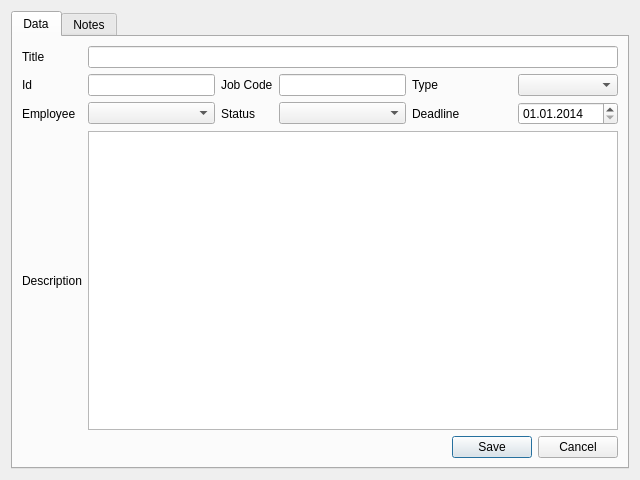
The window that activitydialog.ui (warcomeb/labortool) describes before a commit, drawn with Qt 5.
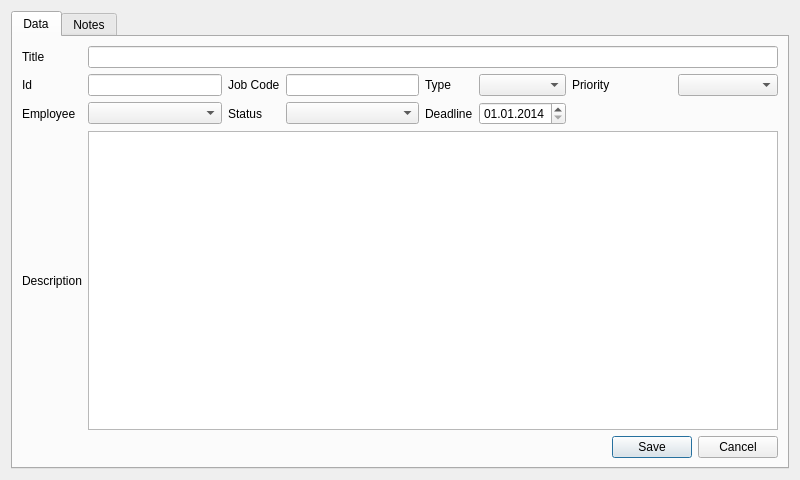
The same window after the commit.

Commit message: Iniziata l'implementazione delle classi riguardanti la gestione delle attivita'. In particolare e' stato aggiunto il campo priority.

Diff of the .ui file:
```diff
--- a/activitydialog.ui
+++ b/activitydialog.ui
@@ -6,13 +6,19 @@
    <rect>
     <x>0</x>
     <y>0</y>
-    <width>640</width>
+    <width>800</width>
     <height>480</height>
    </rect>
   </property>
+  <property name="minimumSize">
+   <size>
+    <width>800</width>
+    <height>480</height>
+   </size>
+  </property>
   <property name="maximumSize">
    <size>
-    <width>640</width>
+    <width>800</width>
     <height>480</height>
    </size>
   </property>
@@ -30,16 +36,6 @@
        <string>Data</string>
       </attribute>
       <layout class="QGridLayout" name="gridLayout_2">
-       <item row="3" column="3" colspan="5">
-        <widget class="QTextEdit" name="descriptionText"/>
-       </item>
-       <item row="2" column="4">
-        <widget class="QLabel" name="statusLabel">
-         <property name="text">
-          <string>Status</string>
-         </property>
-        </widget>
-       </item>
        <item row="2" column="0">
         <widget class="QLabel" name="employeeLabel">
          <property name="text">
@@ -47,64 +43,6 @@
          </property>
         </widget>
        </item>
-       <item row="1" column="6">
-        <widget class="QLabel" name="typeLabel">
-         <property name="text">
-          <string>Type</string>
-         </property>
-        </widget>
-       </item>
-       <item row="3" column="0">
-        <widget class="QLabel" name="descriptionLabel">
-         <property name="text">
-          <string>Description</string>
-         </property>
-        </widget>
-       </item>
-       <item row="2" column="6">
-        <widget class="QLabel" name="deadlineLabel">
-         <property name="text">
-          <string>Deadline</string>
-         </property>
-        </widget>
-       </item>
-       <item row="4" column="6" colspan="2">
-        <layout class="QHBoxLayout" name="horizontalLayout_2">
-         <item>
-          <spacer name="horizontalSpacer">
-           <property name="orientation">
-            <enum>Qt::Horizontal</enum>
-           </property>
-           <property name="sizeHint" stdset="0">
-            <size>
-             <width>40</width>
-             <height>20</height>
-            </size>
-           </property>
-          </spacer>
-         </item>
-         <item>
-          <widget class="QPushButton" name="saveButton">
-           <property name="text">
-            <string>Save</string>
-           </property>
-          </widget>
-         </item>
-         <item>
-          <widget class="QPushButton" name="cancelButton">
-           <property name="text">
-            <string>Cancel</string>
-           </property>
-          </widget>
-         </item>
-        </layout>
-       </item>
-       <item row="2" column="3">
-        <widget class="QComboBox" name="employeeCombobox"/>
-       </item>
-       <item row="2" column="5">
-        <widget class="QComboBox" name="statusCombobox"/>
-       </item>
        <item row="1" column="7">
         <widget class="QComboBox" name="typeCombobox"/>
        </item>
@@ -122,10 +60,13 @@
          </property>
         </widget>
        </item>
-       <item row="1" column="5">
-        <widget class="QLineEdit" name="jobcodeText">
-         <property name="maxLength">
-          <number>12</number>
+       <item row="2" column="5">
+        <widget class="QComboBox" name="statusCombobox"/>
+       </item>
+       <item row="1" column="0">
+        <widget class="QLabel" name="idLabel">
+         <property name="text">
+          <string>Id</string>
          </property>
         </widget>
        </item>
@@ -143,10 +84,31 @@
          </property>
         </widget>
        </item>
-       <item row="1" column="0">
-        <widget class="QLabel" name="idLabel">
+       <item row="2" column="6">
+        <widget class="QLabel" name="deadlineLabel">
          <property name="text">
-          <string>Id</string>
+          <string>Deadline</string>
+         </property>
+        </widget>
+       </item>
+       <item row="1" column="6">
+        <widget class="QLabel" name="typeLabel">
+         <property name="text">
+          <string>Type</string>
+         </property>
+        </widget>
+       </item>
+       <item row="1" column="5">
+        <widget class="QLineEdit" name="jobcodeText">
+         <property name="maxLength">
+          <number>12</number>
+         </property>
+        </widget>
+       </item>
+       <item row="3" column="0">
+        <widget class="QLabel" name="descriptionLabel">
+         <property name="text">
+          <string>Description</string>
          </property>
         </widget>
        </item>
@@ -157,13 +119,67 @@
          </property>
         </widget>
        </item>
-       <item row="0" column="3" colspan="5">
+       <item row="2" column="3">
+        <widget class="QComboBox" name="employeeCombobox"/>
+       </item>
+       <item row="2" column="4">
+        <widget class="QLabel" name="statusLabel">
+         <property name="text">
+          <string>Status</string>
+         </property>
+        </widget>
+       </item>
+       <item row="1" column="8">
+        <widget class="QLabel" name="priorityLabel">
+         <property name="text">
+          <string>Priority</string>
+         </property>
+        </widget>
+       </item>
+       <item row="1" column="9">
+        <widget class="QComboBox" name="priorityCombobox"/>
+       </item>
+       <item row="0" column="3" colspan="7">
         <widget class="QLineEdit" name="titleText">
          <property name="readOnly">
           <bool>false</bool>
          </property>
         </widget>
        </item>
+       <item row="3" column="3" colspan="7">
+        <widget class="QTextEdit" name="descriptionText"/>
+       </item>
+       <item row="4" column="8" colspan="2">
+        <layout class="QHBoxLayout" name="horizontalLayout_2">
+         <item>
+          <spacer name="horizontalSpacer">
+           <property name="orientation">
+            <enum>Qt::Horizontal</enum>
+           </property>
+           <property name="sizeHint" stdset="0">
+            <size>
+             <width>40</width>
+             <height>20</height>
+            </size>
+           </property>
+          </spacer>
+         </item>
+         <item>
+          <widget class="QPushButton" name="saveButton">
+           <property name="text">
+            <string>Save</string>
+           </property>
+          </widget>
+         </item>
+         <item>
+          <widget class="QPushButton" name="cancelButton">
+           <property name="text">
+            <string>Cancel</string>
+           </property>
+          </widget>
+         </item>
+        </layout>
+       </item>
       </layout>
      </widget>
      <widget class="QWidget" name="tabNotes">
```
Left out of the diff: 1 changed line with no effect on the pictures. The commit also changes 4 other files.
